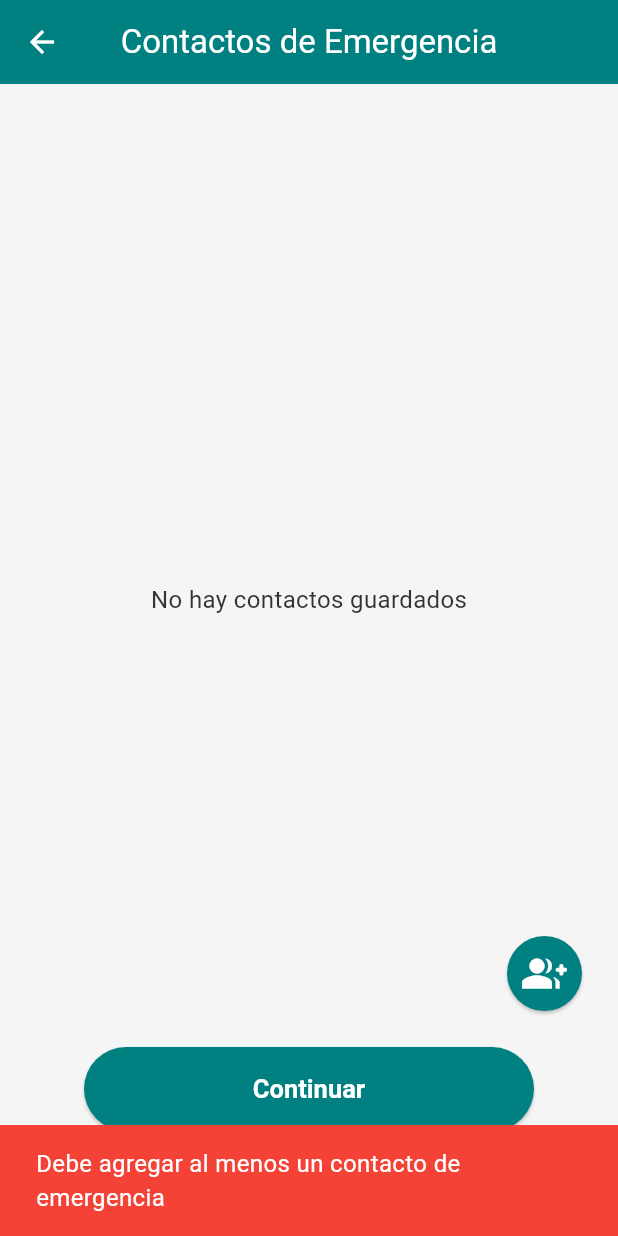
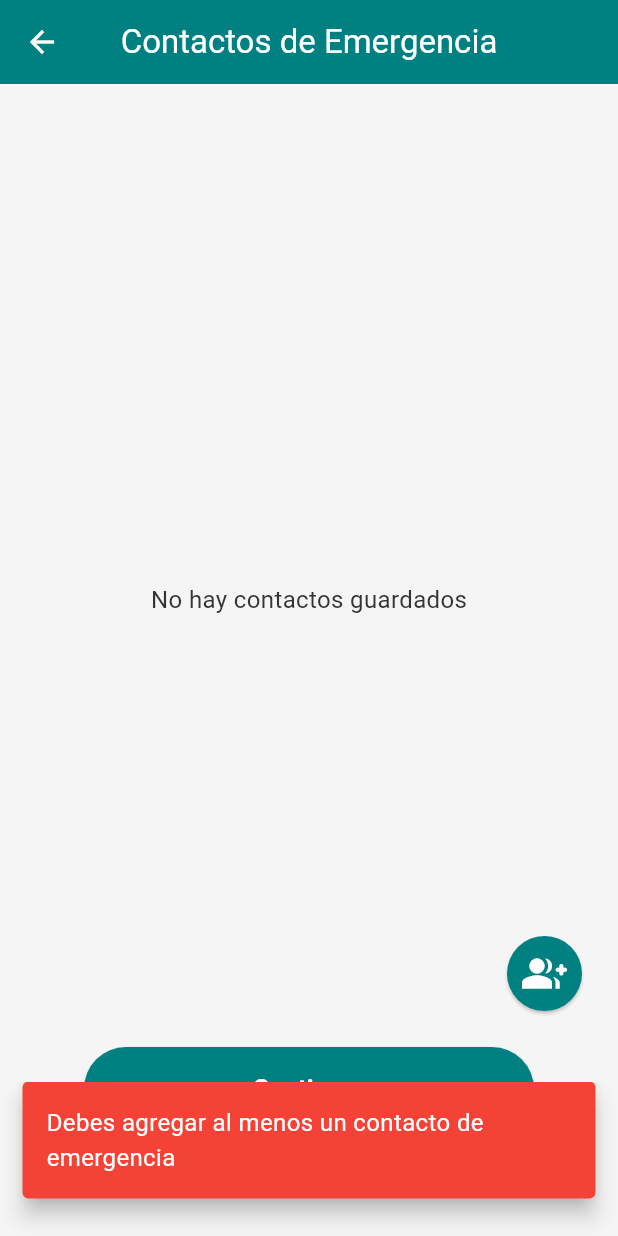
Before and after one commit to equipoAlzDev/appAlzAlert, a Flutter app: the EmergencyContactsScreen screen opened directly, after a tap on "Continuar", on a phone screen of 412 x 824 dp. Run offline on Flutter 3.47's test engine with Material 3 defaults, Android fonts, the phone set to English and light mode, and no system bars; our stand-ins replace cloud_firestore, firebase_auth, firebase_core, flutter_blue_plus, geocoding, geolocator and 1 more; missing offline and left inert: telephony; accounts and stored records are empty.

Commit message:
cambios en la navegacion registro y edicion de datos

```diff
--- a/lib/screens/contacts/emergency_contacts_screen.dart
+++ b/lib/screens/contacts/emergency_contacts_screen.dart
@@ -216,9 +216,15 @@ class _EmergencyContactsScreenState extends State<EmergencyContactsScreen> {
     // Verificar si hay al menos un contacto
     if (contactos.isEmpty) {
       ScaffoldMessenger.of(context).showSnackBar(
-        const SnackBar(
-          content: Text('Debe agregar al menos un contacto de emergencia'),
+        SnackBar(
           backgroundColor: Colors.red,
+          behavior: SnackBarBehavior.floating,
+          margin: const EdgeInsets.only(left: 15, right: 15, bottom: 25),
+          content: Container(
+            height: 50,
+            alignment: Alignment.center,
+            child: Text('Debes agregar al menos un contacto de emergencia'),
+          ),
         ),
       );
       return;
@@ -229,7 +235,6 @@ class _EmergencyContactsScreenState extends State<EmergencyContactsScreen> {
     });
 
     try {
-      // Aquí puedes guardar la información adicional si es necesario
 
       // Verificamos el contexto de navegación para determinar a dónde ir
       if (userProvider.navigationContext == NavigationContext.registration) {
@@ -244,11 +249,7 @@ class _EmergencyContactsScreenState extends State<EmergencyContactsScreen> {
       } else {
         // Si estamos editando, regresamos al perfil
         if (mounted) {
-          Navigator.pushAndRemoveUntil(
-            context,
-            MaterialPageRoute(builder: (context) => const ProfileScreen()),
-            (route) => false,
-          );
+          Navigator.pop(context);
         }
       }
     } catch (e) {
--- a/lib/screens/home/home_screen.dart
+++ b/lib/screens/home/home_screen.dart
@@ -28,6 +28,7 @@ class _HomeScreenState extends State<HomeScreen> {
     super.initState();
     WidgetsBinding.instance.addPostFrameCallback((_) {
       Provider.of<UserProvider>(context, listen: false).loadUserData();
+
     });
   }
 
--- a/lib/screens/profile/medical_info_screen.dart
+++ b/lib/screens/profile/medical_info_screen.dart
@@ -118,11 +118,7 @@ class _MedicalInfoScreenState extends State<MedicalInfoScreen> {
         } else {
           // Si está editando, regresamos al perfil
           if (mounted) {
-            Navigator.pushAndRemoveUntil(
-              context,
-              MaterialPageRoute(builder: (context) => const ProfileScreen()),
-              (route) => false,
-            );
+            Navigator.pop(context);
           }
         }
       } catch (e) {
--- a/lib/screens/profile/profile_screen.dart
+++ b/lib/screens/profile/profile_screen.dart
@@ -16,6 +16,10 @@ class ProfileScreen extends StatefulWidget {
 }
 
 class _ProfileScreenState extends State<ProfileScreen> {
+
+  int _selectedIndex = 0;
+
+
   void _signOut() {
     showDialog(
       context: context,
```
Also changed, not shown: lib/screens/profile/profile_setup_screen.dart (+3 -5 lines).
